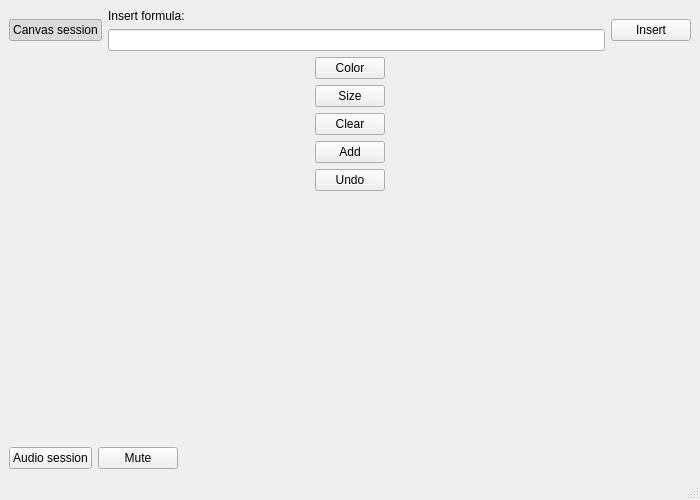
Before: the Qt Designer form v/project.ui in olga-casian/E-learning, drawn with Qt 5.
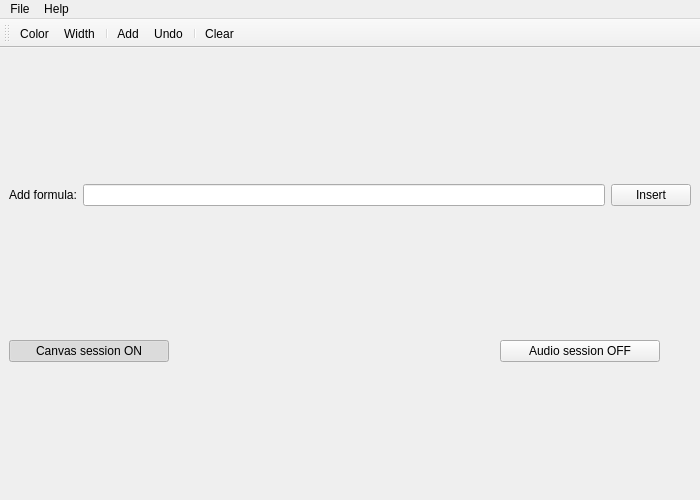
After: the same form once the commit is applied. Icons and pictures are not drawn.

```diff
--- a/v/project.ui
+++ b/v/project.ui
@@ -16,59 +16,49 @@
     <height>500</height>
    </size>
   </property>
+  <property name="maximumSize">
+   <size>
+    <width>700</width>
+    <height>500</height>
+   </size>
+  </property>
   <property name="windowTitle">
-   <string>E-learning</string>
+   <string>e-learning</string>
+  </property>
+  <property name="windowIcon">
+   <iconset resource="resource/res.qrc">
+    <normaloff>:/icons/icons/logotype.png</normaloff>:/icons/icons/logotype.png</iconset>
   </property>
   <property name="toolTip">
    <string/>
   </property>
+  <property name="statusTip">
+   <string/>
+  </property>
   <property name="whatsThis">
    <string/>
   </property>
   <widget class="QWidget" name="centralwidget">
-   <layout class="QHBoxLayout" name="horizontalLayout_4">
+   <layout class="QVBoxLayout" name="verticalLayout_2">
     <item>
-     <layout class="QVBoxLayout" name="vlt_all">
+     <layout class="QVBoxLayout" name="vlt_top">
       <item>
-       <layout class="QHBoxLayout" name="hlt_canvas_session_formula">
+       <layout class="QHBoxLayout" name="htl_formula">
         <item>
-         <widget class="QPushButton" name="btn_canvas_session">
+         <widget class="QLabel" name="lab_insert_formula">
           <property name="text">
-           <string>Canvas session</string>
-          </property>
-          <property name="checkable">
-           <bool>true</bool>
-          </property>
-          <property name="checked">
-           <bool>true</bool>
-          </property>
-          <property name="autoDefault">
-           <bool>false</bool>
-          </property>
-          <property name="default">
-           <bool>false</bool>
-          </property>
-          <property name="flat">
-           <bool>false</bool>
+           <string>Add formula:</string>
           </property>
          </widget>
         </item>
         <item>
-         <layout class="QVBoxLayout" name="vlt_formula">
-          <item>
-           <widget class="QLabel" name="lab_insert_formula">
-            <property name="text">
-             <string>Insert formula:</string>
-            </property>
-           </widget>
-          </item>
-          <item>
-           <widget class="QLineEdit" name="eln_insert_formula"/>
-          </item>
-         </layout>
+         <widget class="QLineEdit" name="eln_insert_formula"/>
         </item>
         <item>
          <widget class="QPushButton" name="btn_insert_formula">
+          <property name="toolTip">
+           <string>Insert formula</string>
+          </property>
           <property name="text">
            <string>Insert</string>
           </property>
@@ -76,137 +66,126 @@
         </item>
        </layout>
       </item>
+     </layout>
+    </item>
+    <item>
+     <layout class="QHBoxLayout" name="hlt_audio_save">
       <item>
-       <layout class="QHBoxLayout" name="hlt_canvas_menu_buttons">
-        <item>
-         <layout class="QVBoxLayout" name="vlt_menu_buttons">
-          <item>
-           <widget class="QPushButton" name="btn_color">
-            <property name="maximumSize">
-             <size>
-              <width>70</width>
-              <height>16777215</height>
-             </size>
-            </property>
-            <property name="text">
-             <string>Color</string>
-            </property>
-            <property name="checkable">
-             <bool>false</bool>
-            </property>
-           </widget>
-          </item>
-          <item>
-           <widget class="QPushButton" name="btn_size">
-            <property name="maximumSize">
-             <size>
-              <width>70</width>
-              <height>16777215</height>
-             </size>
-            </property>
-            <property name="text">
-             <string>Size</string>
-            </property>
-           </widget>
-          </item>
-          <item>
-           <widget class="QPushButton" name="btn_clear">
-            <property name="maximumSize">
-             <size>
-              <width>70</width>
-              <height>16777215</height>
-             </size>
-            </property>
-            <property name="text">
-             <string>Clear</string>
-            </property>
-           </widget>
-          </item>
-          <item>
-           <widget class="QPushButton" name="btn_add">
-            <property name="maximumSize">
-             <size>
-              <width>70</width>
-              <height>16777215</height>
-             </size>
-            </property>
-            <property name="text">
-             <string>Add</string>
-            </property>
-           </widget>
-          </item>
-          <item>
-           <widget class="QPushButton" name="btn_undo">
-            <property name="maximumSize">
-             <size>
-              <width>70</width>
-              <height>16777215</height>
-             </size>
-            </property>
-            <property name="text">
-             <string>Undo</string>
-            </property>
-           </widget>
-          </item>
-          <item>
-           <spacer name="vsr_menu_buttons">
-            <property name="orientation">
-             <enum>Qt::Vertical</enum>
-            </property>
-            <property name="sizeHint" stdset="0">
-             <size>
-              <width>20</width>
-              <height>40</height>
-             </size>
-            </property>
-           </spacer>
-          </item>
-         </layout>
-        </item>
-       </layout>
+       <widget class="QPushButton" name="btn_canvas_session">
+        <property name="minimumSize">
+         <size>
+          <width>160</width>
+          <height>0</height>
+         </size>
+        </property>
+        <property name="maximumSize">
+         <size>
+          <width>160</width>
+          <height>16777215</height>
+         </size>
+        </property>
+        <property name="toolTip">
+         <string>Turn on/off canvas session</string>
+        </property>
+        <property name="text">
+         <string>Canvas session ON</string>
+        </property>
+        <property name="checkable">
+         <bool>true</bool>
+        </property>
+        <property name="checked">
+         <bool>true</bool>
+        </property>
+        <property name="autoDefault">
+         <bool>false</bool>
+        </property>
+        <property name="default">
+         <bool>false</bool>
+        </property>
+        <property name="flat">
+         <bool>false</bool>
+        </property>
+       </widget>
       </item>
       <item>
-       <layout class="QHBoxLayout" name="hlt_audio_save">
-        <item>
-         <widget class="QPushButton" name="btn_audio_session">
-          <property name="text">
-           <string>Audio session</string>
-          </property>
-          <property name="checkable">
-           <bool>true</bool>
-          </property>
-         </widget>
-        </item>
-        <item>
-         <widget class="QPushButton" name="btn_mute">
-          <property name="text">
-           <string>Mute</string>
-          </property>
-          <property name="checkable">
-           <bool>true</bool>
-          </property>
-         </widget>
-        </item>
-        <item>
-         <spacer name="vsr_audio_save">
-          <property name="orientation">
-           <enum>Qt::Horizontal</enum>
-          </property>
-          <property name="sizeHint" stdset="0">
-           <size>
-            <width>40</width>
-            <height>20</height>
-           </size>
-          </property>
-         </spacer>
-        </item>
-       </layout>
+       <spacer name="vsr_audio_save">
+        <property name="orientation">
+         <enum>Qt::Horizontal</enum>
+        </property>
+        <property name="sizeHint" stdset="0">
+         <size>
+          <width>40</width>
+          <height>20</height>
+         </size>
+        </property>
+       </spacer>
+      </item>
+      <item>
+       <widget class="QPushButton" name="btn_audio_session">
+        <property name="minimumSize">
+         <size>
+          <width>160</width>
+          <height>0</height>
+         </size>
+        </property>
+        <property name="maximumSize">
+         <size>
+          <width>160</width>
+          <height>16777215</height>
+         </size>
+        </property>
+        <property name="toolTip">
+         <string>Turn on/off audio session</string>
+        </property>
+        <property name="text">
+         <string>Audio session OFF</string>
+        </property>
+        <property name="checkable">
+         <bool>true</bool>
+        </property>
+       </widget>
+      </item>
+      <item>
+       <widget class="QPushButton" name="btn_mute">
+        <property name="maximumSize">
+         <size>
+          <width>25</width>
+          <height>25</height>
+         </size>
+        </property>
+        <property name="toolTip">
+         <string>Mute   Shift+M</string>
+        </property>
+        <property name="text">
+         <string/>
+        </property>
+        <property name="icon">
+         <iconset resource="resource/res.qrc">
+          <normaloff>:/icons/icons/audio_on_act.png</normaloff>
+          <normalon>:/icons/icons/audio_off_act.png</normalon>:/icons/icons/audio_on_act.png</iconset>
+        </property>
+        <property name="iconSize">
+         <size>
+          <width>25</width>
+          <height>25</height>
+         </size>
+        </property>
+        <property name="shortcut">
+         <string>Shift+M</string>
+        </property>
+        <property name="checkable">
+         <bool>true</bool>
+        </property>
+        <property name="flat">
+         <bool>true</bool>
+        </property>
+       </widget>
       </item>
      </layout>
     </item>
    </layout>
   </widget>
-  <widget class="QMenuBar" name="menubar">
+  <widget class="QMenuBar" name="mbr_tools">
    <property name="geometry">
     <rect>
      <x>0</x>
@@ -215,64 +194,170 @@
      <height>26</height>
     </rect>
    </property>
+   <widget class="QMenu" name="men_file">
+    <property name="title">
+     <string>File</string>
+    </property>
+    <widget class="QMenu" name="act_saveas">
+     <property name="title">
+      <string>Save As...</string>
+     </property>
+    </widget>
+    <addaction name="act_saveas"/>
+    <addaction name="act_exit"/>
+   </widget>
+   <widget class="QMenu" name="men_help">
+    <property name="title">
+     <string>Help</string>
+    </property>
+    <addaction name="act_help"/>
+    <addaction name="act_about"/>
+   </widget>
+   <addaction name="men_file"/>
+   <addaction name="men_help"/>
   </widget>
-  <widget class="QStatusBar" name="stb_main"/>
+  <widget class="QToolBar" name="toolBar">
+   <property name="mouseTracking">
+    <bool>false</bool>
+   </property>
+   <property name="acceptDrops">
+    <bool>false</bool>
+   </property>
+   <property name="windowTitle">
+    <string notr="true">toolBar</string>
+   </property>
+   <property name="layoutDirection">
+    <enum>Qt::LeftToRight</enum>
+   </property>
+   <property name="locale">
+    <locale language="English" country="UnitedStates"/>
+   </property>
+   <property name="inputMethodHints">
+    <set>Qt::ImhNone</set>
+   </property>
+   <property name="movable">
+    <bool>true</bool>
+   </property>
+   <property name="iconSize">
+    <size>
+     <width>25</width>
+     <height>25</height>
+    </size>
+   </property>
+   <property name="toolButtonStyle">
+    <enum>Qt::ToolButtonTextBesideIcon</enum>
+   </property>
+   <property name="floatable">
+    <bool>false</bool>
+   </property>
+   <attribute name="toolBarArea">
+    <enum>TopToolBarArea</enum>
+   </attribute>
+   <attribute name="toolBarBreak">
+    <bool>false</bool>
+   </attribute>
+   <addaction name="act_color"/>
+   <addaction name="act_width"/>
+   <addaction name="separator"/>
+   <addaction name="act_add"/>
+   <addaction name="act_undo"/>
+   <addaction name="separator"/>
+   <addaction name="act_clear"/>
+  </widget>
   <action name="act_color">
+   <property name="icon">
+    <iconset resource="resource/res.qrc">
+     <normaloff>:/icons/icons/color_act.png</normaloff>:/icons/icons/color_act.png</iconset>
+   </property>
    <property name="text">
     <string>Color</string>
    </property>
+   <property name="toolTip">
+    <string>Change pen color   Shift+C</string>
+   </property>
    <property name="shortcut">
-    <string>C</string>
+    <string>Shift+C</string>
    </property>
   </action>
-  <action name="act_size">
+  <action name="act_width">
+   <property name="icon">
+    <iconset resource="resource/res.qrc">
+     <normaloff>:/icons/icons/width_act.png</normaloff>:/icons/icons/width_act.png</iconset>
+   </property>
    <property name="text">
-    <string>Size</string>
+    <string>Width</string>
+   </property>
+   <property name="toolTip">
+    <string>Change pen width   Shift+W</string>
    </property>
    <property name="shortcut">
-    <string>S</string>
+    <string>Shift+W</string>
    </property>
   </action>
   <action name="act_add">
+   <property name="icon">
+    <iconset resource="resource/res.qrc">
+     <normaloff>:/icons/icons/add_act.png</normaloff>:/icons/icons/add_act.png</iconset>
+   </property>
    <property name="text">
     <string>Add</string>
    </property>
+   <property name="toolTip">
+    <string>Add current image to session   Shift+A</string>
+   </property>
    <property name="shortcut">
-    <string>A</string>
+    <string>Shift+A</string>
    </property>
   </action>
   <action name="act_undo">
+   <property name="icon">
+    <iconset resource="resource/res.qrc">
+     <normaloff>:/icons/icons/undo_act.png</normaloff>:/icons/icons/undo_act.png</iconset>
+   </property>
    <property name="text">
     <string>Undo</string>
    </property>
-   <property name="shortcut">
-    <string>U</string>
+   <property name="toolTip">
+    <string>Undo latest stroke   Shift+Z</string>
    </property>
-  </action>
-  <action name="act_settings">
-   <property name="text">
-    <string>Settings</string>
-   </property>
    <property name="shortcut">
-    <string>S</string>
+    <string>Shift+Z</string>
    </property>
   </action>
   <action name="act_clear">
+   <property name="icon">
+    <iconset resource="resource/res.qrc">
+     <normaloff>:/icons/icons/clear_act.png</normaloff>:/icons/icons/clear_act.png</iconset>
+   </property>
    <property name="text">
     <string>Clear</string>
    </property>
+   <property name="toolTip">
+    <string>Clear the canvas   Shift+X</string>
+   </property>
    <property name="shortcut">
-    <string>L</string>
+    <string>Shift+X</string>
    </property>
   </action>
-  <action name="act_jpg">
+  <action name="act_exit">
    <property name="text">
-    <string>.jpg</string>
+    <string>Exit</string>
    </property>
+   <property name="shortcut">
+    <string>Ctrl+Q</string>
+   </property>
   </action>
-  <action name="act_bmp">
+  <action name="act_help">
    <property name="text">
-    <string>.bmp</string>
+    <string>Help</string>
+   </property>
+   <property name="shortcut">
+    <string>F1</string>
+   </property>
+  </action>
+  <action name="act_about">
+   <property name="text">
+    <string>About</string>
    </property>
   </action>
  </widget>
```
Left out of the diff: 32 changed lines with no effect on the pictures.
